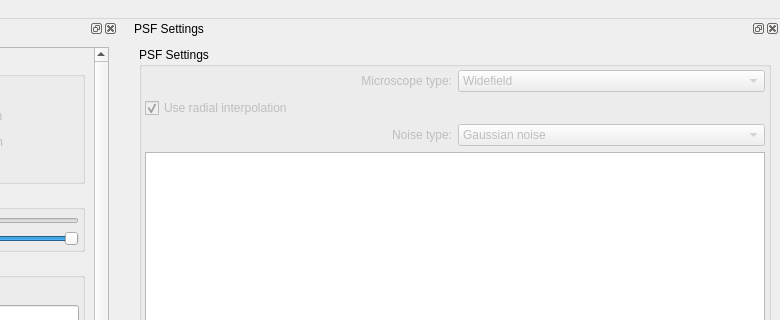
Qt form apps/PSFEstimator/PSFEstimator.ui (CISMM/PSFEstimator) before a commit; both pictures show x 222 to 1002 and y 0 to 320 of the 1002 by 806 pixel window.
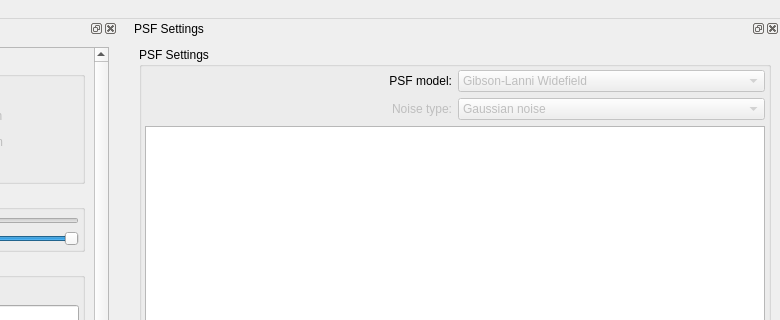
The same form after that commit. Custom widgets are drawn as their Qt base class.

Commit message: Added ability to switch among PSF models.

```diff
--- a/apps/PSFEstimator/PSFEstimator.ui
+++ b/apps/PSFEstimator/PSFEstimator.ui
@@ -699,7 +699,7 @@
   <widget class="QDockWidget" name="psfSettingsDockWidget">
    <property name="minimumSize">
     <size>
-     <width>271</width>
+     <width>311</width>
      <height>524</height>
     </size>
    </property>
@@ -726,7 +726,7 @@
         <item>
          <widget class="QWidget" name="microscopeTypeWidget" native="true">
           <property name="enabled">
-           <bool>false</bool>
+           <bool>true</bool>
           </property>
           <layout class="QHBoxLayout" name="horizontalLayout_9">
            <property name="margin">
@@ -735,10 +735,10 @@
            <item>
             <widget class="QLabel" name="microscopeTypeLabel">
              <property name="enabled">
-              <bool>false</bool>
+              <bool>true</bool>
              </property>
              <property name="text">
-              <string>Microscope type:</string>
+              <string>PSF model:</string>
              </property>
              <property name="alignment">
               <set>Qt::AlignRight|Qt::AlignTrailing|Qt::AlignVCenter</set>
@@ -750,14 +750,17 @@
              <property name="enabled">
               <bool>false</bool>
              </property>
+             <property name="currentIndex">
+              <number>1</number>
+             </property>
              <item>
               <property name="text">
-               <string>Widefield</string>
+               <string>Gaussian</string>
               </property>
              </item>
              <item>
               <property name="text">
-               <string>Confocal</string>
+               <string>Gibson-Lanni Widefield</string>
               </property>
              </item>
             </widget>
@@ -765,19 +768,6 @@
           </layout>
          </widget>
         </item>
-        <item>
-         <widget class="QCheckBox" name="useRadialInterpolationCheckBox">
-          <property name="enabled">
-           <bool>false</bool>
-          </property>
-          <property name="text">
-           <string>Use radial interpolation</string>
-          </property>
-          <property name="checked">
-           <bool>true</bool>
-          </property>
-         </widget>
-        </item>
         <item>
          <widget class="QWidget" name="noiseTypeWidget" native="true">
           <property name="enabled">
```
Left out of the diff: 10 changed lines with no effect on the pictures. The commit also changes 4 other files.
